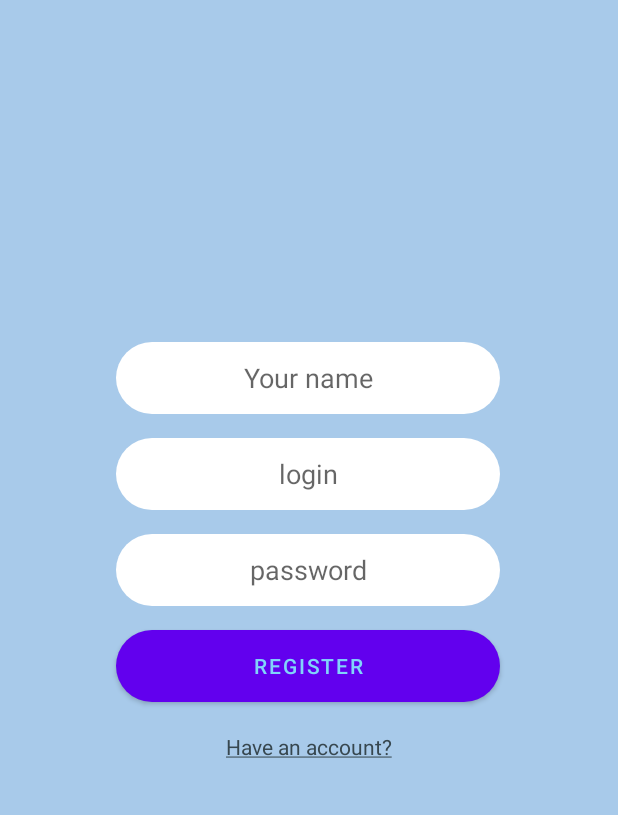
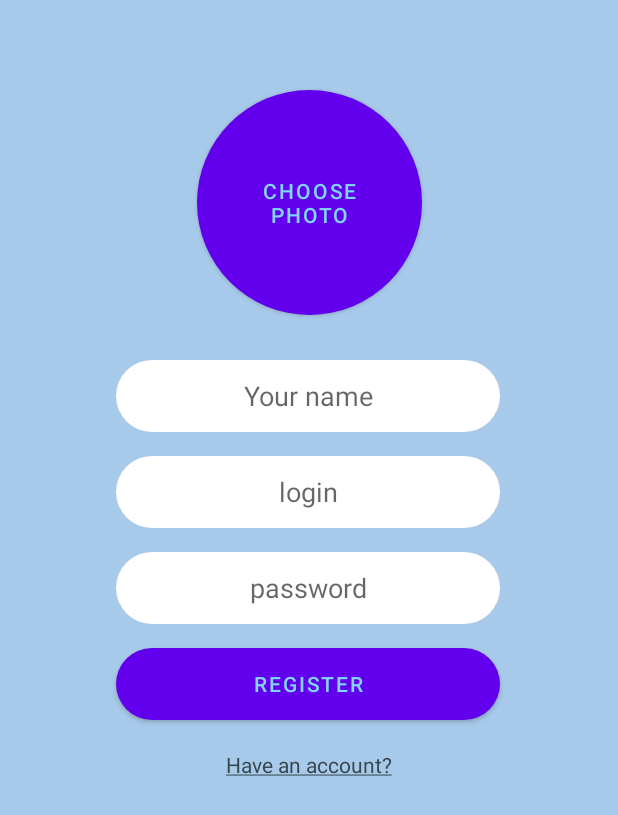
Before and after one commit to nOmeep/chat-app-android, an Android app: the screen it shows after launch (MainActivity), on a phone screen of 412 x 824 dp. Shown: the top 815 px of the screen. Run offline under Robolectric (Android 15) with nearby library versions, the phone set to English and light mode, and no system bars; our stand-ins replace Firebase (no records; nobody signed in at launch, a user with empty details on screens opened directly).

Commit message:
кнопка для добаяления фото

```diff
--- a/chatApp/app/src/main/java/com/example/messenger/MainActivity.kt
+++ b/chatApp/app/src/main/java/com/example/messenger/MainActivity.kt
@@ -15,11 +15,14 @@ import com.google.firebase.ktx.Firebase
 
 
 class MainActivity : AppCompatActivity() {
-    private lateinit var nameEditText: EditText;
-    private lateinit var emailEditText : EditText;
-    private lateinit var passwordEditText: EditText;
-    private lateinit var registerButton : Button;
-    private lateinit var alreadyHaveAnAccTextView : TextView;
+    private lateinit var nameEditText: EditText
+    private lateinit var emailEditText : EditText
+    private lateinit var passwordEditText: EditText
+
+    private lateinit var registerButton : Button
+    private lateinit var choosePhotoButton : Button
+
+    private lateinit var alreadyHaveAnAccTextView : TextView
 
     private lateinit var auth: FirebaseAuth
 
@@ -36,14 +39,22 @@ class MainActivity : AppCompatActivity() {
         nameEditText = findViewById(R.id.nameEditText)
         emailEditText = findViewById(R.id.loginEditText)
         passwordEditText = findViewById(R.id.passwordEditText)
+
         registerButton = findViewById(R.id.registerButton)
+        choosePhotoButton = findViewById(R.id.choosePhotoButton)
+
         alreadyHaveAnAccTextView = findViewById(R.id.alreadyHaveAnAccTextView)
+
         auth = Firebase.auth
     }
 
     private fun initOnCLickListeners() {
         registerButton.setOnClickListener {
             performRegister()
+        }
+
+        choosePhotoButton.setOnClickListener {
+            Log.d("PHOTO", "SHOW PHOTO")
         }
 
         alreadyHaveAnAccTextView.setOnClickListener {
--- /dev/null
+++ b/chatApp/app/src/main/res/drawable/round_choose_photo_button.xml
@@ -0,0 +1,5 @@
+<?xml version="1.0" encoding="utf-8"?>
+<shape xmlns:android="http://schemas.android.com/apk/res/android">
+    <solid android:color="@color/purple_200"/>
+    <corners android:radius="75dp"/>
+</shape>
--- a/chatApp/app/src/main/res/layout/activity_main.xml
+++ b/chatApp/app/src/main/res/layout/activity_main.xml
@@ -11,7 +11,7 @@
         android:id="@+id/nameEditText"
         android:layout_width="256dp"
         android:layout_height="48dp"
-        android:layout_marginTop="228dp"
+        android:layout_marginTop="240dp"
         android:background="@drawable/round_edit_text"
         android:ems="10"
         android:hint="@string/your_name"
@@ -79,4 +79,18 @@
         app:layout_constraintLeft_toLeftOf="@id/registerButton"
         app:layout_constraintRight_toRightOf="@id/registerButton"
         app:layout_constraintTop_toBottomOf="@id/registerButton" />
+
+    <Button
+        android:id="@+id/choosePhotoButton"
+        android:layout_width="150dp"
+        android:layout_height="150dp"
+        android:layout_marginTop="30dp"
+        android:background="@drawable/round_choose_photo_button"
+        android:text="@string/choose_photo"
+        android:textAlignment="center"
+        android:textColor="#81D4FA"
+        app:layout_constraintEnd_toEndOf="parent"
+        app:layout_constraintBottom_toTopOf="@id/nameEditText"
+        app:layout_constraintStart_toStartOf="parent"
+        app:layout_constraintTop_toTopOf="parent"/>
 </androidx.constraintlayout.widget.ConstraintLayout>
--- a/chatApp/app/src/main/res/values/strings.xml
+++ b/chatApp/app/src/main/res/values/strings.xml
@@ -5,4 +5,5 @@
     <string name="password">password</string>
     <string name="register">Register</string>
     <string name="login">login</string>
+    <string name="choose_photo">Choose\nphoto</string>
 </resources>
```
